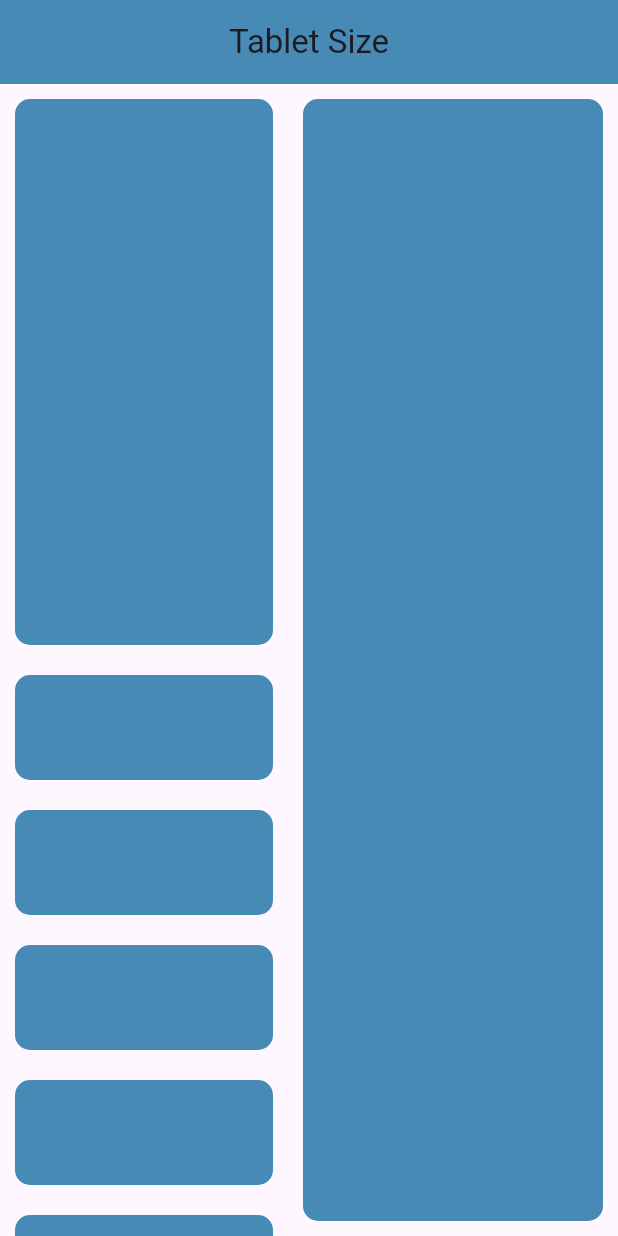
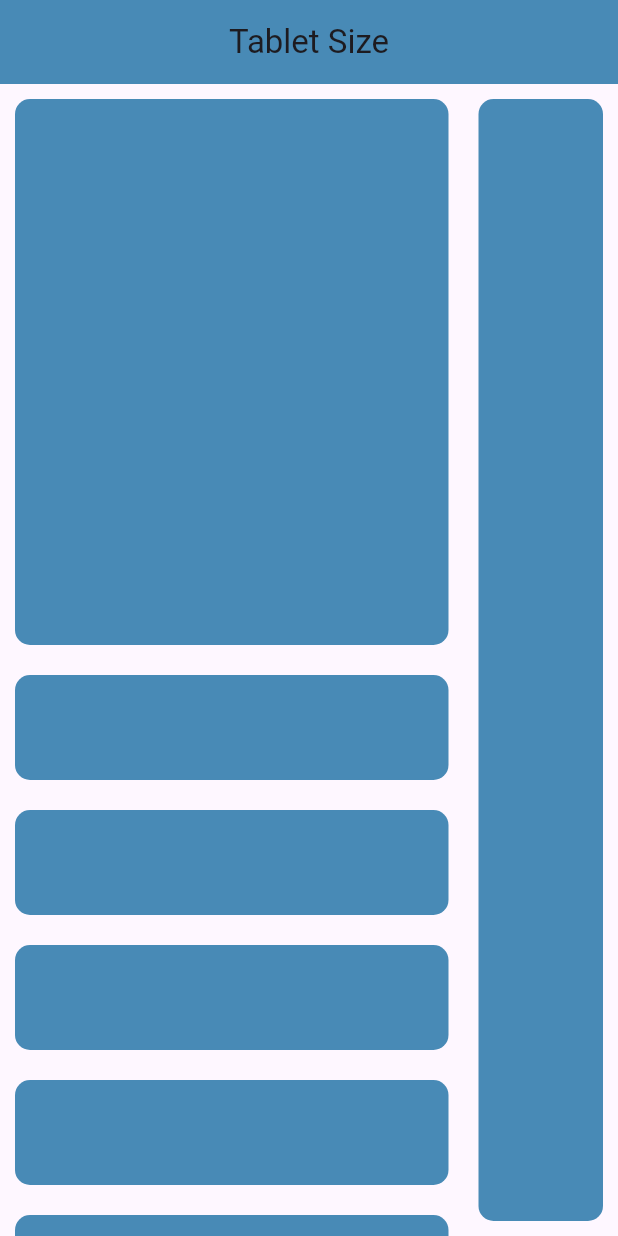
Before and after one commit to arsham-aazami/first_responsive_app, a Flutter app: the tabletSize screen opened directly, on a phone screen of 412 x 824 dp. Run offline on Flutter 3.47's test engine with Material 2 defaults, Android fonts, the phone set to English and light mode, and no system bars.

Commit message:
applying the last changes

```diff
--- a/lib/responsive/mobile_size.dart
+++ b/lib/responsive/mobile_size.dart
@@ -16,7 +16,6 @@ class MobileSize extends StatelessWidget {
           child: Padding(
             padding: const EdgeInsets.all(10),
             child: Container(
-              width: double.infinity,
               height: 200,
               decoration: BoxDecoration(
                   color: const Color.fromARGB(205, 28, 112, 164),
@@ -26,13 +25,12 @@ class MobileSize extends StatelessWidget {
         ),
         Expanded(
           child: ListView.builder(
-            itemCount: 15,
+            itemCount: 30,
             itemBuilder: (context, index) {
               return Padding(
                 padding: const EdgeInsets.all(10),
                 child: Container(
-                  height: 50,
-                  width: double.infinity,
+                  height: 60,
                   decoration: BoxDecoration(
                     borderRadius: BorderRadius.circular(10),
                     color: const Color.fromARGB(205, 28, 112, 164),
--- a/lib/responsive/tablet_size.dart
+++ b/lib/responsive/tablet_size.dart
@@ -14,6 +14,7 @@ class tabletSize extends StatelessWidget {
       body: Row(
         children: [
           Expanded(
+            flex: 3,
             child: Column(children: [
               Expanded(
                 child: Padding(
@@ -23,14 +24,13 @@ class tabletSize extends StatelessWidget {
                       borderRadius: BorderRadius.circular(10),
                       color: const Color.fromARGB(205, 28, 112, 164),
                     ),
-                    width: double.infinity,
-                    height: 200,
+                    height: 250,
                   ),
                 ),
               ),
               Expanded(
                 child: ListView.builder(
-                  itemCount: 8,
+                  itemCount: 30,
                   itemBuilder: (context, index) {
                     return Padding(
                       padding: const EdgeInsets.all(10),
@@ -39,7 +39,6 @@ class tabletSize extends StatelessWidget {
                           borderRadius: BorderRadius.circular(10),
                           color: const Color.fromARGB(205, 28, 112, 164),
                         ),
-                        width: double.infinity,
                         height: 70,
                       ),
                     );
@@ -48,13 +47,15 @@ class tabletSize extends StatelessWidget {
               )
             ]),
           ),
-          Padding(
-            padding: EdgeInsets.all(10),
-            child: Container(
-              decoration: BoxDecoration(
-                  color: const Color.fromARGB(205, 28, 112, 164),
-                  borderRadius: BorderRadius.circular(10)),
-              width: 200,
+          Expanded(
+            flex: 1,
+            child: Padding(
+              padding: EdgeInsets.all(10),
+              child: Container(
+                decoration: BoxDecoration(
+                    color: const Color.fromARGB(205, 28, 112, 164),
+                    borderRadius: BorderRadius.circular(10)),
+              ),
             ),
           )
         ],
```
